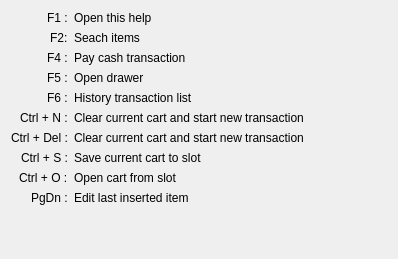
This is libgui/cashier/cashierhelpdialog.ui in apinprastya/sultan as Qt 5 draws it before an edit. The edited form follows.
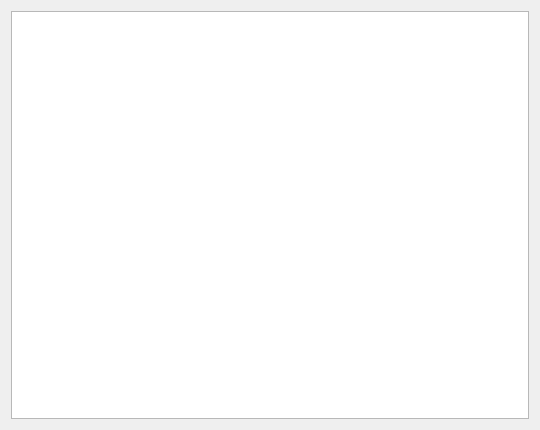
This is the edited form.

Commit message: change cashier help using table instead just simple list

The edit to the form file:
```diff
--- a/libgui/cashier/cashierhelpdialog.ui
+++ b/libgui/cashier/cashierhelpdialog.ui
@@ -6,154 +6,30 @@
    <rect>
     <x>0</x>
     <y>0</y>
-    <width>398</width>
-    <height>259</height>
+    <width>540</width>
+    <height>430</height>
    </rect>
   </property>
   <property name="windowTitle">
    <string>CashierHelp</string>
   </property>
-  <layout class="QFormLayout" name="formLayout">
-   <property name="labelAlignment">
-    <set>Qt::AlignRight|Qt::AlignTrailing|Qt::AlignVCenter</set>
-   </property>
-   <item row="0" column="0">
-    <widget class="QLabel" name="label">
-     <property name="text">
-      <string>F1 :</string>
+  <layout class="QVBoxLayout" name="verticalLayout">
+   <item>
+    <widget class="QTableWidget" name="tableWidget">
+     <property name="editTriggers">
+      <set>QAbstractItemView::NoEditTriggers</set>
      </property>
-    </widget>
-   </item>
-   <item row="0" column="1">
-    <widget class="QLabel" name="label_2">
-     <property name="text">
-      <string>Open this help</string>
+     <property name="tabKeyNavigation">
+      <bool>false</bool>
      </property>
-    </widget>
-   </item>
-   <item row="1" column="0">
-    <widget class="QLabel" name="label_3">
-     <property name="text">
-      <string>F2:</string>
+     <property name="showDropIndicator" stdset="0">
+      <bool>false</bool>
      </property>
-    </widget>
-   </item>
-   <item row="1" column="1">
-    <widget class="QLabel" name="label_4">
-     <property name="text">
-      <string>Seach items</string>
+     <property name="selectionBehavior">
+      <enum>QAbstractItemView::SelectRows</enum>
      </property>
-    </widget>
-   </item>
-   <item row="2" column="0">
-    <widget class="QLabel" name="label_5">
-     <property name="text">
-      <string>F4 :</string>
-     </property>
-    </widget>
-   </item>
-   <item row="2" column="1">
-    <widget class="QLabel" name="label_6">
-     <property name="text">
-      <string>Pay cash transaction</string>
-     </property>
-    </widget>
-   </item>
-   <item row="3" column="0">
-    <widget class="QLabel" name="label_7">
-     <property name="text">
-      <string>F5 :</string>
-     </property>
-    </widget>
-   </item>
-   <item row="3" column="1">
-    <widget class="QLabel" name="label_8">
-     <property name="text">
-      <string>Open drawer</string>
-     </property>
-    </widget>
-   </item>
-   <item row="4" column="0">
-    <widget class="QLabel" name="label_9">
-     <property name="text">
-      <string>F6 :</string>
-     </property>
-    </widget>
-   </item>
-   <item row="4" column="1">
-    <widget class="QLabel" name="label_10">
-     <property name="text">
-      <string>History transaction list</string>
-     </property>
-    </widget>
-   </item>
-   <item row="5" column="0">
-    <widget class="QLabel" name="label_11">
-     <property name="text">
-      <string>Ctrl + N :</string>
-     </property>
-    </widget>
-   </item>
-   <item row="5" column="1">
-    <widget class="QLabel" name="label_12">
-     <property name="text">
-      <string>Clear current cart and start new transaction</string>
-     </property>
-    </widget>
-   </item>
-   <item row="6" column="0">
-    <widget class="QLabel" name="label_13">
-     <property name="text">
-      <string>Ctrl + Del :</string>
-     </property>
-    </widget>
-   </item>
-   <item row="6" column="1">
-    <widget class="QLabel" name="label_14">
-     <property name="text">
-      <string>Clear current cart and start new transaction</string>
-     </property>
-    </widget>
-   </item>
-   <item row="7" column="0">
-    <widget class="QLabel" name="label_15">
-     <property name="text">
-      <string>Ctrl + S :</string>
-     </property>
-    </widget>
-   </item>
-   <item row="7" column="1">
-    <widget class="QLabel" name="label_16">
-     <property name="text">
-      <string>Save current cart to slot</string>
-     </property>
-    </widget>
-   </item>
-   <item row="8" column="0">
-    <widget class="QLabel" name="label_17">
-     <property name="text">
-      <string>Ctrl + O :</string>
-     </property>
-    </widget>
-   </item>
-   <item row="8" column="1">
-    <widget class="QLabel" name="label_18">
-     <property name="text">
-      <string>Open cart from slot</string>
-     </property>
-    </widget>
-   </item>
-   <item row="9" column="0">
-    <widget class="QLabel" name="label_19">
-     <property name="text">
-      <string>PgDn :</string>
-     </property>
-    </widget>
-   </item>
-   <item row="9" column="1">
-    <widget class="QLabel" name="label_20">
-     <property name="text">
-      <string>Edit last inserted item</string>
+     <property name="textElideMode">
+      <enum>Qt::ElideNone</enum>
      </property>
     </widget>
    </item>
```
Left out of the diff: 2 changed lines with no effect on the pictures. The commit also changes 2 other files.
